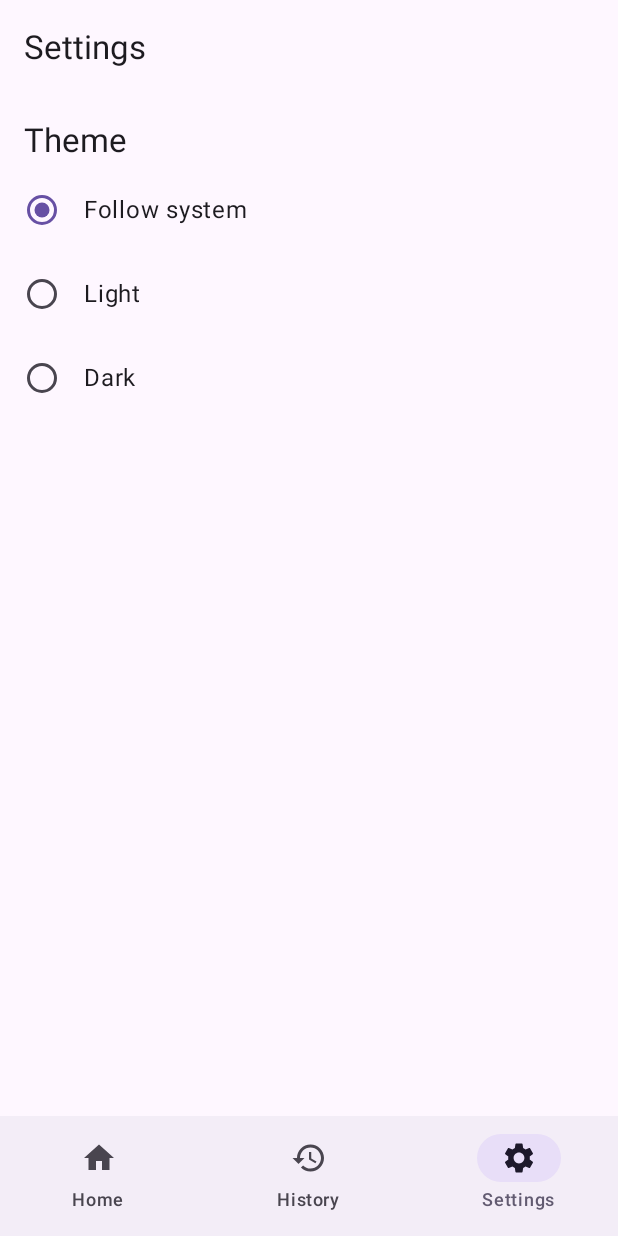
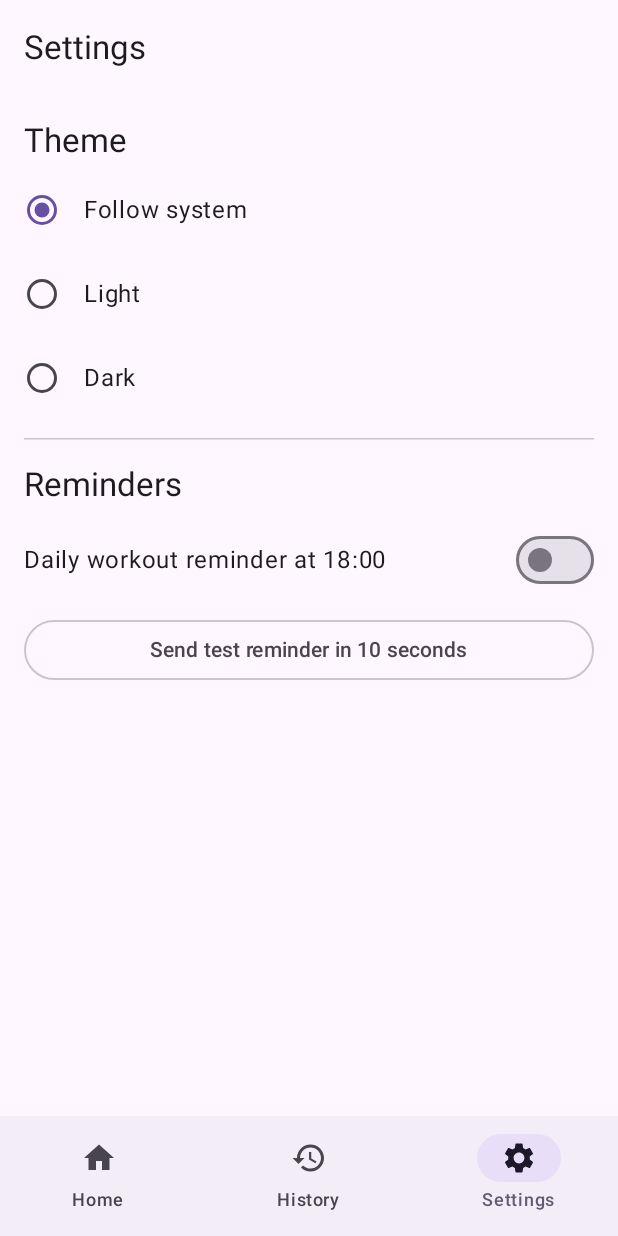
Before and after one commit to S00272372/gym-workout-log, an Android app built with Jetpack Compose: the screen it shows after launch (MainActivity), item 3 of the bottom bar chosen, on a phone screen of 412 x 824 dp. Run offline under Robolectric (Android 15) with nearby library versions, the phone set to English and light mode, and no system bars; our stand-ins replace Room's generated code, window size class; 2 statements that could not run were skipped.

Commit message:
add workmanager daily reminder and test reminder with notification

```diff
--- a/app/build.gradle.kts
+++ b/app/build.gradle.kts
@@ -56,6 +56,7 @@ dependencies {
     implementation(libs.androidx.room.runtime)
     implementation(libs.androidx.room.ktx)
     ksp(libs.androidx.room.compiler)
+    implementation(libs.androidx.work.runtime)
     testImplementation(libs.junit)
     androidTestImplementation(platform(libs.androidx.compose.bom))
     androidTestImplementation(libs.androidx.compose.ui.test.junit4)
--- a/app/src/main/AndroidManifest.xml
+++ b/app/src/main/AndroidManifest.xml
@@ -1,6 +1,7 @@
 <?xml version="1.0" encoding="utf-8"?>
 <manifest xmlns:android="http://schemas.android.com/apk/res/android"
     xmlns:tools="http://schemas.android.com/tools">
+    <uses-permission android:name="android.permission.POST_NOTIFICATIONS" />
 
     <application
         android:name=".GymLogApplication"
--- a/app/src/main/java/com/example/gymlog/GymLogApplication.kt
+++ b/app/src/main/java/com/example/gymlog/GymLogApplication.kt
@@ -4,9 +4,18 @@ import android.app.Application
 import com.example.gymlog.data.GymLogDatabase
 import com.example.gymlog.data.SettingsRepository
 import com.example.gymlog.data.WorkoutRepository
+import com.example.gymlog.work.NotificationHelper
+import com.example.gymlog.work.ReminderScheduler
 
 class GymLogApplication : Application() {
     val database: GymLogDatabase by lazy { GymLogDatabase.getDatabase(this) }
     val workoutRepository: WorkoutRepository by lazy { WorkoutRepository(database.workoutDao()) }
     val settingsRepository: SettingsRepository by lazy { SettingsRepository(this) }
+    val reminderScheduler: ReminderScheduler by lazy { ReminderScheduler(this) }
+
+    override fun onCreate() {
+        super.onCreate()
+        //the channel has to exist before the first notification is shown
+        NotificationHelper.createChannel(this)
+    }
 }
--- a/app/src/main/java/com/example/gymlog/data/SettingsRepository.kt
+++ b/app/src/main/java/com/example/gymlog/data/SettingsRepository.kt
@@ -8,7 +8,7 @@ import kotlinx.coroutines.flow.asStateFlow
 //the three choices on the settings screen
 enum class ThemeMode { System, Light, Dark }
 
-//stores the chosen theme on the device so it is still there after the app is closed
+//stores the settings on the device so they are still there after the app is closed
 class SettingsRepository(context: Context) {
 
     private val prefs = context.getSharedPreferences("gymlog_settings", Context.MODE_PRIVATE)
@@ -16,9 +16,17 @@ class SettingsRepository(context: Context) {
     private val _themeMode = MutableStateFlow(readThemeMode())
     val themeMode: StateFlow<ThemeMode> = _themeMode.asStateFlow()
 
+    private val _reminderEnabled = MutableStateFlow(prefs.getBoolean(KEY_REMINDER_ENABLED, false))
+    val reminderEnabled: StateFlow<Boolean> = _reminderEnabled.asStateFlow()
+
     fun setThemeMode(mode: ThemeMode) {
         prefs.edit().putString(KEY_THEME_MODE, mode.name).apply()
         _themeMode.value = mode
+    }
+
+    fun setReminderEnabled(enabled: Boolean) {
+        prefs.edit().putBoolean(KEY_REMINDER_ENABLED, enabled).apply()
+        _reminderEnabled.value = enabled
     }
 
     //falls back to following the system if nothing is stored yet
@@ -29,5 +37,6 @@ class SettingsRepository(context: Context) {
 
     private companion object {
         const val KEY_THEME_MODE = "theme_mode"
+        const val KEY_REMINDER_ENABLED = "reminder_enabled"
     }
 }
--- a/app/src/main/java/com/example/gymlog/ui/screens/SettingsScreen.kt
+++ b/app/src/main/java/com/example/gymlog/ui/screens/SettingsScreen.kt
@@ -1,5 +1,10 @@
 package com.example.gymlog.ui.screens
 
+import android.Manifest
+import android.content.pm.PackageManager
+import android.os.Build
+import androidx.activity.compose.rememberLauncherForActivityResult
+import androidx.activity.result.contract.ActivityResultContracts
 import androidx.annotation.StringRes
 import androidx.compose.foundation.layout.Arrangement
 import androidx.compose.foundation.layout.Column
@@ -9,19 +14,26 @@ import androidx.compose.foundation.layout.fillMaxWidth
 import androidx.compose.foundation.layout.padding
 import androidx.compose.foundation.rememberScrollState
 import androidx.compose.foundation.selection.selectable
+import androidx.compose.foundation.selection.toggleable
 import androidx.compose.foundation.verticalScroll
+import androidx.compose.material3.HorizontalDivider
 import androidx.compose.material3.MaterialTheme
+import androidx.compose.material3.OutlinedButton
 import androidx.compose.material3.RadioButton
+import androidx.compose.material3.Switch
 import androidx.compose.material3.Text
 import androidx.compose.runtime.Composable
 import androidx.compose.runtime.collectAsState
 import androidx.compose.runtime.getValue
 import androidx.compose.ui.Alignment
 import androidx.compose.ui.Modifier
+import androidx.compose.ui.platform.LocalContext
 import androidx.compose.ui.res.stringResource
 import androidx.compose.ui.semantics.Role
 import androidx.compose.ui.unit.dp
+import androidx.core.content.ContextCompat
 import androidx.lifecycle.viewmodel.compose.viewModel
+import androidx.work.WorkInfo
 import com.example.gymlog.R
 import com.example.gymlog.data.ThemeMode
 import com.example.gymlog.ui.viewmodel.AppViewModelProvider
@@ -33,6 +45,22 @@ fun SettingsScreen(
     viewModel: SettingsViewModel = viewModel(factory = AppViewModelProvider.Factory)
 ) {
     val themeMode by viewModel.themeMode.collectAsState()
+    val reminderEnabled by viewModel.reminderEnabled.collectAsState()
+    val testStatus by viewModel.testStatus.collectAsState()
+    val context = LocalContext.current
+
+    //android 13 and above shows a dialog that asks the user to allow notifications
+    val permissionLauncher = rememberLauncherForActivityResult(
+        ActivityResultContracts.RequestPermission()
+    ) { }
+    val askForNotificationPermission = {
+        val needsPermission = Build.VERSION.SDK_INT >= Build.VERSION_CODES.TIRAMISU &&
+                ContextCompat.checkSelfPermission(context, Manifest.permission.POST_NOTIFICATIONS) !=
+                PackageManager.PERMISSION_GRANTED
+        if (needsPermission) {
+            permissionLauncher.launch(Manifest.permission.POST_NOTIFICATIONS)
+        }
+    }
 
     Column(
         modifier = modifier
@@ -48,7 +76,64 @@ fun SettingsScreen(
         ThemeOption(R.string.theme_system, ThemeMode.System, themeMode, viewModel::onThemeSelected)
         ThemeOption(R.string.theme_light, ThemeMode.Light, themeMode, viewModel::onThemeSelected)
         ThemeOption(R.string.theme_dark, ThemeMode.Dark, themeMode, viewModel::onThemeSelected)
+
+        HorizontalDivider(modifier = Modifier.padding(vertical = 8.dp))
+
+        Text(
+            text = stringResource(R.string.reminders_title),
+            style = MaterialTheme.typography.titleLarge
+        )
+        //the whole row can be tapped to turn the reminder on or off
+        Row(
+            modifier = Modifier
+                .fillMaxWidth()
+                .toggleable(
+                    value = reminderEnabled,
+                    onValueChange = { enabled ->
+                        if (enabled) askForNotificationPermission()
+                        viewModel.onReminderToggled(enabled)
+                    },
+                    role = Role.Switch
+                )
+                .padding(vertical = 12.dp),
+            verticalAlignment = Alignment.CenterVertically
+        ) {
+            Text(
+                text = stringResource(R.string.reminder_switch_label),
+                style = MaterialTheme.typography.bodyLarge,
+                modifier = Modifier.weight(1f)
+            )
+            Switch(checked = reminderEnabled, onCheckedChange = null)
+        }
+        OutlinedButton(
+            onClick = {
+                askForNotificationPermission()
+                viewModel.onSendTestReminder()
+            },
+            modifier = Modifier.fillMaxWidth()
+        ) {
+            Text(stringResource(R.string.reminder_test_button))
+        }
+        //shows what the one time test work is doing
+        val statusLabel = testStatus?.let { workStatusLabel(it) }
+        if (statusLabel != null) {
+            Text(
+                text = stringResource(R.string.reminder_status_label, stringResource(statusLabel)),
+                style = MaterialTheme.typography.bodyMedium,
+                color = MaterialTheme.colorScheme.onSurfaceVariant
+            )
+        }
     }
+}
+
+//turns a work state into a short word for the screen
+@StringRes
+private fun workStatusLabel(state: WorkInfo.State): Int = when (state) {
+    WorkInfo.State.ENQUEUED, WorkInfo.State.BLOCKED -> R.string.work_status_waiting
+    WorkInfo.State.RUNNING -> R.string.work_status_running
+    WorkInfo.State.SUCCEEDED -> R.string.work_status_sent
+    WorkInfo.State.FAILED -> R.string.work_status_failed
+    WorkInfo.State.CANCELLED -> R.string.work_status_cancelled
 }
 
 //one row with a radio button, the whole row can be tapped
--- a/app/src/main/java/com/example/gymlog/ui/viewmodel/AppViewModelProvider.kt
+++ b/app/src/main/java/com/example/gymlog/ui/viewmodel/AppViewModelProvider.kt
@@ -12,7 +12,12 @@ object AppViewModelProvider {
     val Factory = viewModelFactory {
         initializer { HomeViewModel(gymLogApplication().workoutRepository) }
         initializer { HistoryViewModel(gymLogApplication().workoutRepository) }
-        initializer { SettingsViewModel(gymLogApplication().settingsRepository) }
+        initializer {
+            SettingsViewModel(
+                gymLogApplication().settingsRepository,
+                gymLogApplication().reminderScheduler
+            )
+        }
         //the saved state handle holds the navigation arguments such as workoutId
         initializer {
             DetailViewModel(this.createSavedStateHandle(), gymLogApplication().workoutRepository)
--- a/app/src/main/java/com/example/gymlog/ui/viewmodel/SettingsViewModel.kt
+++ b/app/src/main/java/com/example/gymlog/ui/viewmodel/SettingsViewModel.kt
@@ -1,16 +1,43 @@
 package com.example.gymlog.ui.viewmodel
 
 import androidx.lifecycle.ViewModel
+import androidx.lifecycle.viewModelScope
+import androidx.work.WorkInfo
 import com.example.gymlog.data.SettingsRepository
 import com.example.gymlog.data.ThemeMode
+import com.example.gymlog.work.ReminderScheduler
+import kotlinx.coroutines.flow.SharingStarted
 import kotlinx.coroutines.flow.StateFlow
+import kotlinx.coroutines.flow.stateIn
 
-class SettingsViewModel(private val repository: SettingsRepository) : ViewModel() {
+class SettingsViewModel(
+    private val repository: SettingsRepository,
+    private val scheduler: ReminderScheduler
+) : ViewModel() {
 
-    //the repository already exposes a StateFlow so it is passed straight through
+    //the repository already exposes StateFlows so they are passed straight through
     val themeMode: StateFlow<ThemeMode> = repository.themeMode
+    val reminderEnabled: StateFlow<Boolean> = repository.reminderEnabled
+
+    //state of the one time test reminder, null while it has never been started
+    val testStatus: StateFlow<WorkInfo.State?> = scheduler.observeTestStatus()
+        .stateIn(
+            scope = viewModelScope,
+            started = SharingStarted.WhileSubscribed(5_000),
+            initialValue = null
+        )
 
     fun onThemeSelected(mode: ThemeMode) {
         repository.setThemeMode(mode)
     }
+
+    //saves the choice and starts or cancels the daily work
+    fun onReminderToggled(enabled: Boolean) {
+        repository.setReminderEnabled(enabled)
+        if (enabled) scheduler.scheduleDaily() else scheduler.cancelDaily()
+    }
+
+    fun onSendTestReminder() {
+        scheduler.sendTestReminder()
+    }
 }
--- /dev/null
+++ b/app/src/main/java/com/example/gymlog/work/NotificationHelper.kt
@@ -0,0 +1,65 @@
+package com.example.gymlog.work
+
+import android.Manifest
+import android.annotation.SuppressLint
+import android.app.NotificationChannel
+import android.app.NotificationManager
+import android.app.PendingIntent
+import android.content.Context
+import android.content.Intent
+import android.content.pm.PackageManager
+import android.os.Build
+import androidx.core.app.NotificationCompat
+import androidx.core.app.NotificationManagerCompat
+import androidx.core.content.ContextCompat
+import com.example.gymlog.MainActivity
+import com.example.gymlog.R
+
+//creates the notification channel and shows the workout reminder
+object NotificationHelper {
+
+    private const val CHANNEL_ID = "workout_reminders"
+    private const val NOTIFICATION_ID = 1
+
+    //channels exist from android 8 and minSdk is 26 so no version check is needed
+    fun createChannel(context: Context) {
+        val channel = NotificationChannel(
+            CHANNEL_ID,
+            context.getString(R.string.reminder_channel_name),
+            NotificationManager.IMPORTANCE_DEFAULT
+        ).apply {
+            description = context.getString(R.string.reminder_channel_description)
+        }
+        context.getSystemService(NotificationManager::class.java).createNotificationChannel(channel)
+    }
+
+    @SuppressLint("MissingPermission")
+    fun showReminder(context: Context, workoutsLast7Days: Int) {
+        //from android 13 the user has to allow notifications, without it nothing is shown
+        val permissionMissing = Build.VERSION.SDK_INT >= Build.VERSION_CODES.TIRAMISU &&
+                ContextCompat.checkSelfPermission(context, Manifest.permission.POST_NOTIFICATIONS) !=
+                PackageManager.PERMISSION_GRANTED
+        if (permissionMissing) return
+
+        //tapping the notification opens the app
+        val openApp = PendingIntent.getActivity(
+            context,
+            0,
+            Intent(context, MainActivity::class.java),
+            PendingIntent.FLAG_IMMUTABLE
+        )
+        val text = if (workoutsLast7Days == 0) {
+            context.getString(R.string.reminder_text_none)
+        } else {
+            context.getString(R.string.reminder_text_count, workoutsLast7Days)
+        }
+        val notification = NotificationCompat.Builder(context, CHANNEL_ID)
+            .setSmallIcon(R.drawable.ic_notification)
+            .setContentTitle(context.getString(R.string.reminder_title))
+            .setContentText(text)
+            .setContentIntent(openApp)
+            .setAutoCancel(true)
+            .build()
+        NotificationManagerCompat.from(context).notify(NOTIFICATION_ID, notification)
+    }
+}
--- /dev/null
+++ b/app/src/main/res/drawable/ic_notification.xml
@@ -0,0 +1,9 @@
+<vector xmlns:android="http://schemas.android.com/apk/res/android"
+    android:width="24dp"
+    android:height="24dp"
+    android:viewportWidth="24"
+    android:viewportHeight="24">
+    <path
+        android:fillColor="#FFFFFFFF"
+        android:pathData="M7,11h10v2H7z M4,8h3v8H4z M2,10h2v4H2z M17,8h3v8h-3z M20,10h2v4h-2z" />
+</vector>
--- a/app/src/main/res/values/strings.xml
+++ b/app/src/main/res/values/strings.xml
@@ -56,4 +56,20 @@
     <string name="theme_system">Follow system</string>
     <string name="theme_light">Light</string>
     <string name="theme_dark">Dark</string>
+
+    <!--reminders-->
+    <string name="reminder_channel_name">Workout reminders</string>
+    <string name="reminder_channel_description">Reminds you to log your workouts</string>
+    <string name="reminder_title">Time to train</string>
+    <string name="reminder_text_none">You have not logged a workout in the last 7 days. Tap to open GymLog.</string>
+    <string name="reminder_text_count">Workouts in the last 7 days: %1$d. Keep it going!</string>
+    <string name="reminders_title">Reminders</string>
+    <string name="reminder_switch_label">Daily workout reminder at 18:00</string>
+    <string name="reminder_test_button">Send test reminder in 10 seconds</string>
+    <string name="reminder_status_label">Test reminder: %1$s</string>
+    <string name="work_status_waiting">waiting</string>
+    <string name="work_status_running">running</string>
+    <string name="work_status_sent">sent</string>
+    <string name="work_status_failed">failed</string>
+    <string name="work_status_cancelled">cancelled</string>
 </resources>
--- a/gradle/libs.versions.toml
+++ b/gradle/libs.versions.toml
@@ -12,6 +12,7 @@ composeBom = "2026.02.01"
 navigationCompose = "2.9.8"
 ksp = "2.3.6"
 room = "2.8.5"
+work = "2.11.2"
 
 [libraries]
 androidx-core-ktx = { group = "androidx.core", name = "core-ktx", version.ref = "coreKtx" }
@@ -37,6 +38,7 @@ androidx-navigation-testing = { group = "androidx.navigation", name = "navigatio
 androidx-room-runtime = { group = "androidx.room", name = "room-runtime", version.ref = "room" }
 androidx-room-ktx = { group = "androidx.room", name = "room-ktx", version.ref = "room" }
 androidx-room-compiler = { group = "androidx.room", name = "room-compiler", version.ref = "room" }
+androidx-work-runtime = { group = "androidx.work", name = "work-runtime", version.ref = "work" }
 
 [plugins]
 android-application = { id = "com.android.application", version.ref = "agp" }
```
Also changed, not shown: app/src/main/java/com/example/gymlog/work/ReminderScheduler.kt (added, +74 -0 lines), app/src/main/java/com/example/gymlog/work/ReminderWorker.kt (added, +22 -0 lines).
